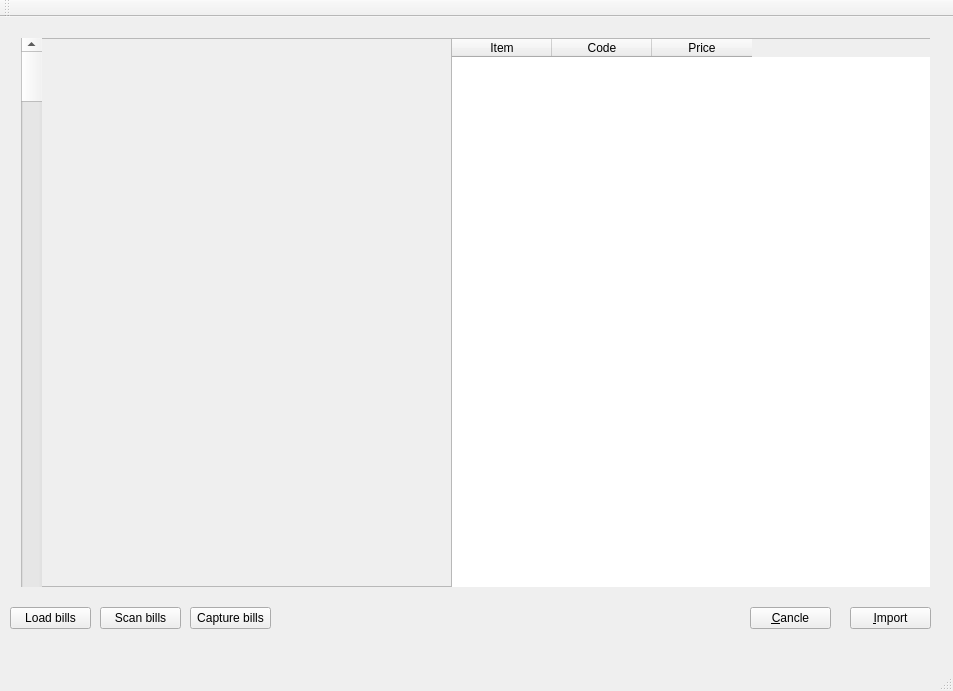
Qt form gui/mainWindow.ui (nyquist-h/billscanner) before a commit.
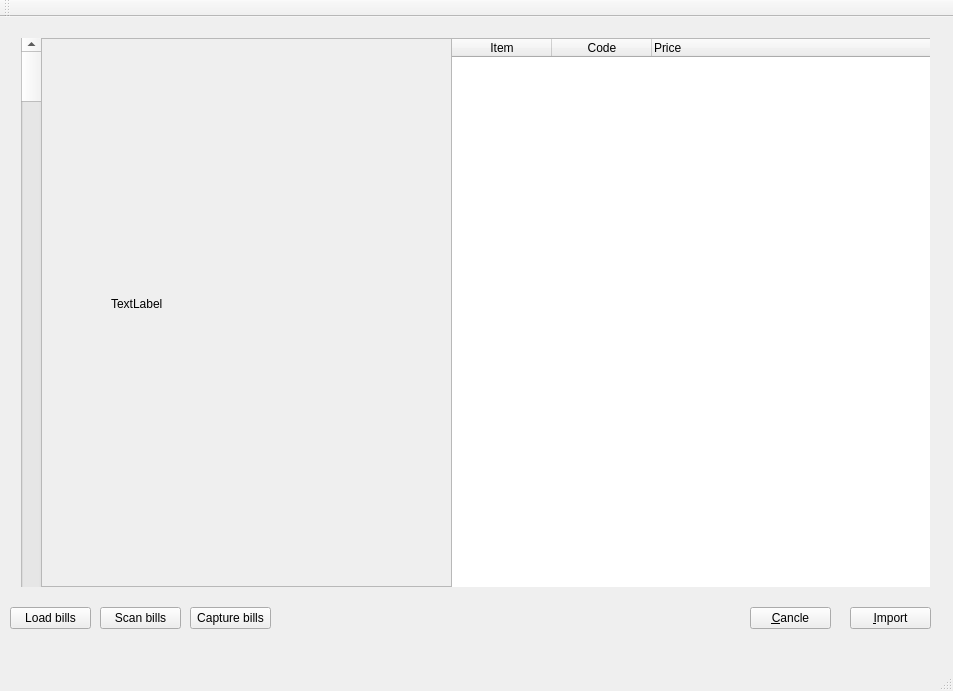
The same form after that commit.

Patch:
```diff
--- a/gui/mainWindow.ui
+++ b/gui/mainWindow.ui
@@ -10,6 +10,12 @@
     <height>691</height>
    </rect>
   </property>
+  <property name="sizePolicy">
+   <sizepolicy hsizetype="Expanding" vsizetype="Expanding">
+    <horstretch>0</horstretch>
+    <verstretch>0</verstretch>
+   </sizepolicy>
+  </property>
   <property name="windowTitle">
    <string>Main</string>
   </property>
@@ -122,6 +128,18 @@
           <height>571</height>
          </rect>
         </property>
+        <property name="sizePolicy">
+         <sizepolicy hsizetype="Expanding" vsizetype="Expanding">
+          <horstretch>0</horstretch>
+          <verstretch>0</verstretch>
+         </sizepolicy>
+        </property>
+        <property name="autoFillBackground">
+         <bool>false</bool>
+        </property>
+        <attribute name="horizontalHeaderStretchLastSection">
+         <bool>true</bool>
+        </attribute>
         <column>
          <property name="text">
           <string>Item</string>
@@ -136,8 +154,40 @@
          <property name="text">
           <string>Price</string>
          </property>
+         <property name="textAlignment">
+          <set>AlignLeft|AlignVCenter</set>
+         </property>
         </column>
        </widget>
+       <widget class="QFrame" name="pictureFrame">
+        <property name="geometry">
+         <rect>
+          <x>20</x>
+          <y>0</y>
+          <width>411</width>
+          <height>571</height>
+         </rect>
+        </property>
+        <property name="frameShape">
+         <enum>QFrame::StyledPanel</enum>
+        </property>
+        <property name="frameShadow">
+         <enum>QFrame::Raised</enum>
+        </property>
+        <widget class="QLabel" name="pictureLabel">
+         <property name="geometry">
+          <rect>
+           <x>70</x>
+           <y>40</y>
+           <width>281</width>
+           <height>451</height>
+          </rect>
+         </property>
+         <property name="text">
+          <string>TextLabel</string>
+         </property>
+        </widget>
+       </widget>
       </widget>
      </item>
     </layout>
```
Left out of the diff: 6 changed lines with no effect on the pictures.
